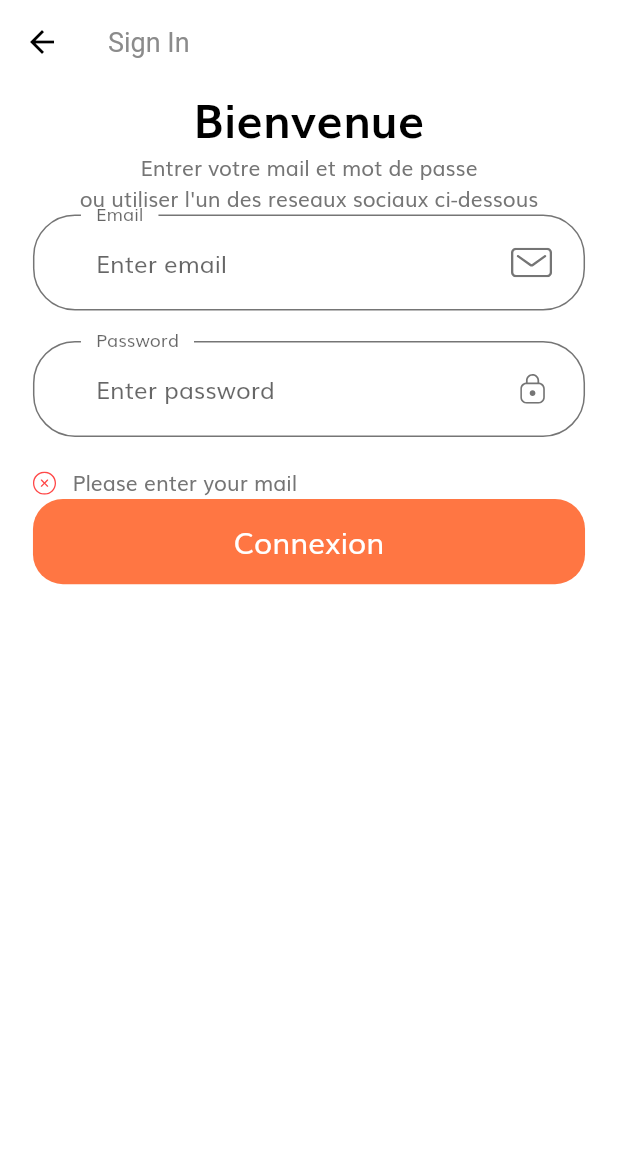
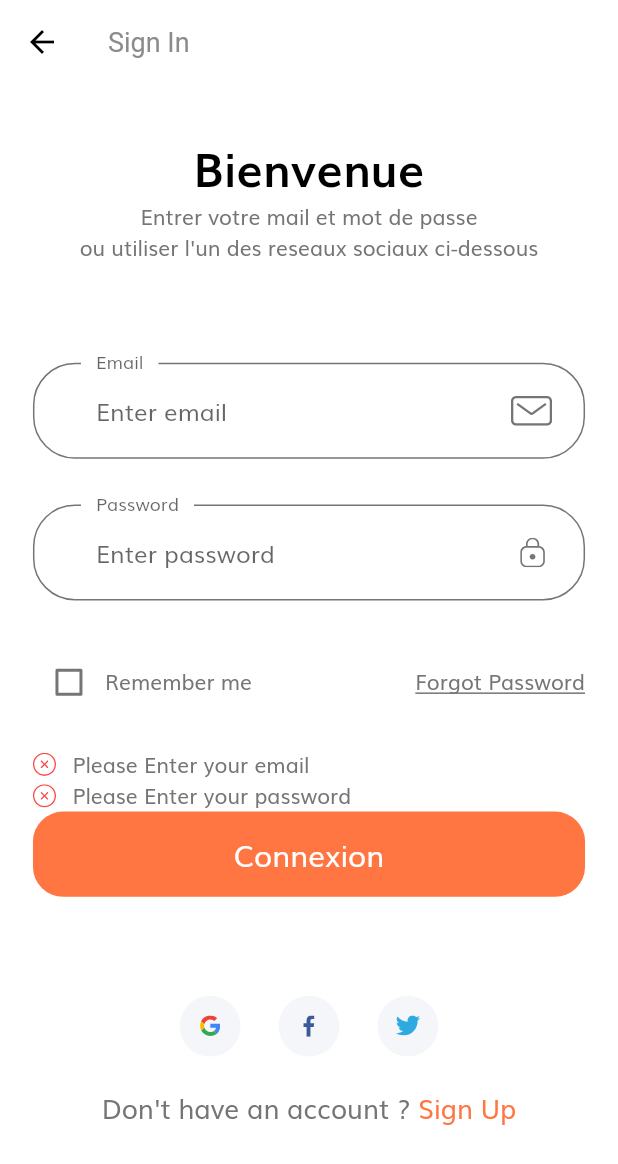
Before and after one commit to yohanGuerraz/TrouveTonVin, a Flutter app: the SignInScreen screen opened by its route, after a tap on "Connexion", on a phone screen of 412 x 824 dp. Shown: the top 1164 px of the screen. Run offline on Flutter 3.47's test engine with Material 2 defaults, Android fonts, the phone set to English and light mode, and no system bars; our stand-ins replace flutter_svg.

Commit message:
UPD : Fin de la mise en forme de la page Sign_in

```diff
--- /dev/null
+++ b/projet mobile/trouvetonvin/lib/components/socal_card.dart
@@ -0,0 +1,34 @@
+import 'package:flutter/material.dart';
+import 'package:flutter_svg/flutter_svg.dart';
+
+import '../size_config.dart';
+
+class SocalCard extends StatelessWidget {
+  const SocalCard({
+    Key? key,
+    this.icon,
+    this.press,
+  }) : super(key: key);
+
+  final String? icon;
+  final Function? press;
+
+  @override
+  Widget build(BuildContext context) {
+    return GestureDetector(
+      onTap: press as void Function()?,
+      child: Container(
+        margin:
+            EdgeInsets.symmetric(horizontal: getProportionateScreenWidth(10)),
+        padding: EdgeInsets.all(getProportionateScreenWidth(12)),
+        height: getProportionateScreenHeight(40),
+        width: getProportionateScreenWidth(40),
+        decoration: BoxDecoration(
+          color: Color(0xFFF5F6F9),
+          shape: BoxShape.circle,
+        ),
+        child: SvgPicture.asset(icon!),
+      ),
+    );
+  }
+}
--- a/projet mobile/trouvetonvin/lib/constants.dart
+++ b/projet mobile/trouvetonvin/lib/constants.dart
@@ -11,3 +11,15 @@
 const kTextColor = Color(0xFF757575);
 
 const kAnimationDuration = Duration(milliseconds: 200);
+
+// Form Error
+final RegExp emailValidatorRegExp =
+    RegExp(r"^[a-zA-Z0-9.]+@[a-zA-Z0-9]+\.[a-zA-Z]+");
+const String kEmailNullError = "Please Enter your email";
+const String kInvalidEmailError = "Please Enter Valid Email";
+const String kPassNullError = "Please Enter your password";
+const String kShortPassError = "Password is too short";
+const String kMatchPassError = "Passwords don't match";
+const String kNamelNullError = "Please Enter your name";
+const String kPhoneNumberNullError = "Please Enter your phone number";
+const String kAddressNullError = "Please Enter your address";
--- a/projet mobile/trouvetonvin/lib/screens/sign_in/components/body.dart
+++ b/projet mobile/trouvetonvin/lib/screens/sign_in/components/body.dart
@@ -1,12 +1,16 @@
 import 'package:flutter/material.dart';
+import 'package:flutter_svg/flutter_svg.dart';
+import 'package:trouvetonvin/screens/sign_in/components/sign_form.dart';
 // ignore: import_of_legacy_library_into_null_safe
-
 import '../../../components/custom_surfix_icon.dart';
 import '../../../components/default_button.dart';
 import '../../../components/form_error.dart';
+import '../../../components/socal_card.dart';
 import '../../../constants.dart';
 import '../../../size_config.dart';
 
+//Corp de la page Sign_in on y retrouve les Input les erreurs gerer
+//et les differents moyens de se connecter
 class Body extends StatelessWidget {
   @override
   Widget build(BuildContext context) {
@@ -16,8 +20,10 @@
         child: Padding(
           padding:
               EdgeInsets.symmetric(horizontal: getProportionateScreenWidth(20)),
+          child: SingleChildScrollView(
             child: Column(
               children: [
+                SizedBox(height: SizeConfig.screenHeight * 0.04),
                 Text(
                   "Bienvenue",
                   style: TextStyle(
@@ -30,78 +36,48 @@
                   "Entrer votre mail et mot de passe \nou utiliser l'un des reseaux sociaux ci-dessous",
                   textAlign: TextAlign.center,
                 ),
+                SizedBox(height: SizeConfig.screenHeight * 0.08),
                 SignForm(),
+                SizedBox(height: SizeConfig.screenHeight * 0.08),
+                Row(
+                  mainAxisAlignment: MainAxisAlignment.center,
+                  children: [
+                    SocalCard(
+                      icon: 'assets/icons/google-icon.svg',
+                      press: () {},
+                      ),
+                      SocalCard(
+                      icon: 'assets/icons/facebook-2.svg',
+                      press: () {},
+                      ),
+                      SocalCard(
+                      icon: 'assets/icons/twitter.svg',
+                      press: () {},
+                      ),
                   ],
+                ),
+                SizedBox(height: getProportionateScreenHeight(20)),
+                Row(
+                  mainAxisAlignment: MainAxisAlignment.center,
+                  children: [
+                    Text(
+                        "Don't have an account ? ",
+                        style: TextStyle(fontSize:getProportionateScreenWidth(16)),
+                    ),
+                    Text(
+                        "Sign Up",
+                        style: TextStyle(
+                          fontSize:getProportionateScreenWidth(16),
+                          color: kPrimaryColor,
+                          ),
+                    ),
+                  ],
+                ),
+              ],
+            ),
           ),
         ),
       ),
     );
   }
 }
-
-class SignForm extends StatefulWidget {
-  @override
-  State<SignForm> createState() => _SignFormState();
-}
-
-class _SignFormState extends State<SignForm> {
-  final _formKey = GlobalKey<FormState>();
-  final List<String> errors = [];
-  @override
-  Widget build(BuildContext context) {
-    return Form(
-      key: _formKey,
-      child: Column(
-        children: [
-          buildEmailFormField(),
-          SizedBox(height: getProportionateScreenHeight(20)),
-          buildPasswordFormField(),
-          SizedBox(height: getProportionateScreenHeight(20)),
-          FormError(errors: errors),
-          DefaultButton(
-            text: "Connexion",
-            press: () {
-              if (_formKey.currentState!.validate()) {
-                _formKey.currentState!.save();
-              }
-            },
-          ),
-        ],
-      ),
-    );
-  }
-
-//Input pour le password
-  TextFormField buildPasswordFormField() {
-    return TextFormField(
-      obscureText: true,
-      decoration: InputDecoration(
-        labelText: "Password",
-        hintText: "Enter password",
-        floatingLabelBehavior: FloatingLabelBehavior.always,
-        suffixIcon: CustomSurffixIcon(svgIcon: 'assets/icons/Lock.svg'),
-      ),
-    );
-  }
-
-//Input pour l email
-  TextFormField buildEmailFormField() {
-    return TextFormField(
-      keyboardType: TextInputType.emailAddress,
-      validator: (value) {
-        if (value!.isEmpty) {
-          setState(() {
-            errors.add("Please enter your mail");
-          });
-        }
-        return null;
-      },
-      decoration: InputDecoration(
-        labelText: "Email",
-        hintText: "Enter email",
-        floatingLabelBehavior: FloatingLabelBehavior.always,
-        suffixIcon: CustomSurffixIcon(svgIcon: 'assets/icons/Mail.svg'),
-      ),
-    );
-  }
-}
--- /dev/null
+++ b/projet mobile/trouvetonvin/lib/screens/sign_in/components/sign_form.dart
@@ -0,0 +1,140 @@
+import 'package:flutter/material.dart';
+
+import '../../../components/custom_surfix_icon.dart';
+import '../../../components/default_button.dart';
+import '../../../components/form_error.dart';
+import '../../../constants.dart';
+import '../../../size_config.dart';
+
+class SignForm extends StatefulWidget {
+  @override
+  State<SignForm> createState() => _SignFormState();
+}
+
+//Bouton de connexion de la page Sign_in
+class _SignFormState extends State<SignForm> {
+  final _formKey = GlobalKey<FormState>();
+  late String email;
+  late String password;
+  bool remember = false;
+  final List<String> errors = [];
+  @override
+  Widget build(BuildContext context) {
+    return Form(
+      key: _formKey,
+      child: Column(
+        children: [
+          buildEmailFormField(),
+          SizedBox(height: getProportionateScreenHeight(30)),
+          buildPasswordFormField(),
+          SizedBox(height: getProportionateScreenHeight(30)),
+          Row(
+            children: [
+              Checkbox(
+                value: remember,
+                activeColor: kPrimaryColor,
+                onChanged: (value) {
+                  setState(() {
+                    remember = value!;
+                  });
+                },
+              ),
+              Text("Remember me"),
+              Spacer(),
+              Text("Forgot Password",
+                  style: TextStyle(decoration: TextDecoration.underline)),
+            ],
+          ),
+          SizedBox(height: getProportionateScreenHeight(20)),
+          FormError(errors: errors),
+          DefaultButton(
+            text: "Connexion",
+            press: () {
+              if (_formKey.currentState!.validate()) {
+                _formKey.currentState!.save();
+              }
+            },
+          ),
+        ],
+      ),
+    );
+  }
+
+//Input pour le password
+  TextFormField buildPasswordFormField() {
+    return TextFormField(
+      obscureText: true,
+      onSaved: (newValue) => password = newValue!,
+      onChanged: (value) {
+        if (value.isNotEmpty && errors.contains(kPassNullError)) {
+          setState(() {
+            errors.remove(kPassNullError);
+          });
+        } else if (value.length >= 8 && errors.contains(kShortPassError)) {
+          setState(() {
+            errors.remove(kShortPassError);
+          });
+        }
+        return null;
+      },
+      validator: (value) {
+        if (value!.isEmpty && !errors.contains(kPassNullError)) {
+          setState(() {
+            errors.add(kPassNullError);
+          });
+        } else if (value.length < 8 && !errors.contains(kShortPassError)) {
+          setState(() {
+            errors.add(kShortPassError);
+          });
+        }
+        return null;
+      },
+      decoration: InputDecoration(
+        labelText: "Password",
+        hintText: "Enter password",
+        floatingLabelBehavior: FloatingLabelBehavior.always,
+        suffixIcon: CustomSurffixIcon(svgIcon: 'assets/icons/Lock.svg'),
+      ),
+    );
+  }
+
+//Input pour l email
+  TextFormField buildEmailFormField() {
+    return TextFormField(
+      keyboardType: TextInputType.emailAddress,
+      onSaved: (newValue) => email = newValue!,
+      onChanged: (value) {
+        if (value.isNotEmpty && errors.contains(kEmailNullError)) {
+          setState(() {
+            errors.remove(kEmailNullError);
+          });
+        } else if (emailValidatorRegExp.hasMatch(value) &&
+            errors.contains(kInvalidEmailError)) {
+          setState(() {
+            errors.remove(kInvalidEmailError);
+          });
+        }
+        return null;
+      },
+      validator: (value) {
+        if (value!.isEmpty && !errors.contains(kEmailNullError)) {
+          setState(() {
+            errors.add(kEmailNullError);
+          });
+        } else if (!emailValidatorRegExp.hasMatch(value) &&
+            !errors.contains(kInvalidEmailError)) {
+          setState(() {
+            errors.add(kInvalidEmailError);
+          });
+        }
+        return null;
+      },
+      decoration: InputDecoration(
+        labelText: "Email",
+        hintText: "Enter email",
+        floatingLabelBehavior: FloatingLabelBehavior.always,
+        suffixIcon: CustomSurffixIcon(svgIcon: 'assets/icons/Mail.svg'),
+      ),
+    );
+  }
+}
```
Lines whose indentation alone changed are shown as unchanged.
